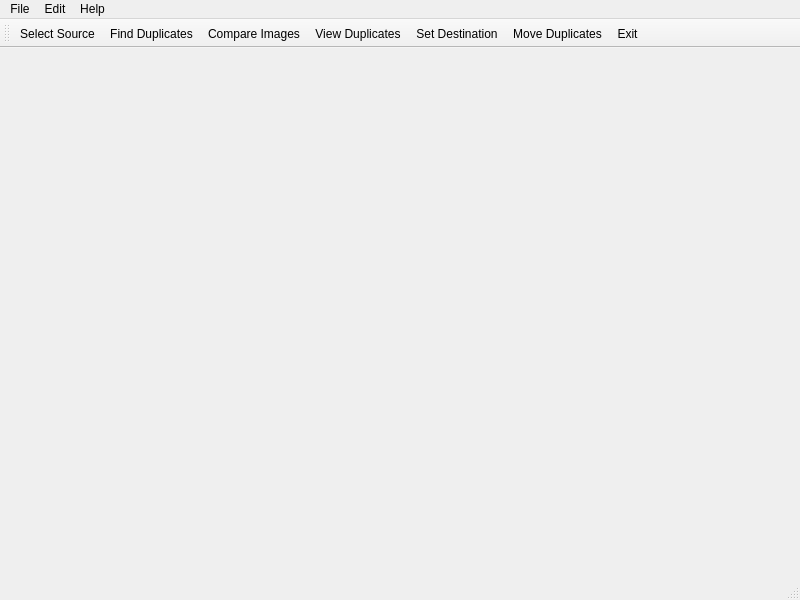
jdcreedon/filegrunt, file src/MainWindow.ui: the form before one commit.
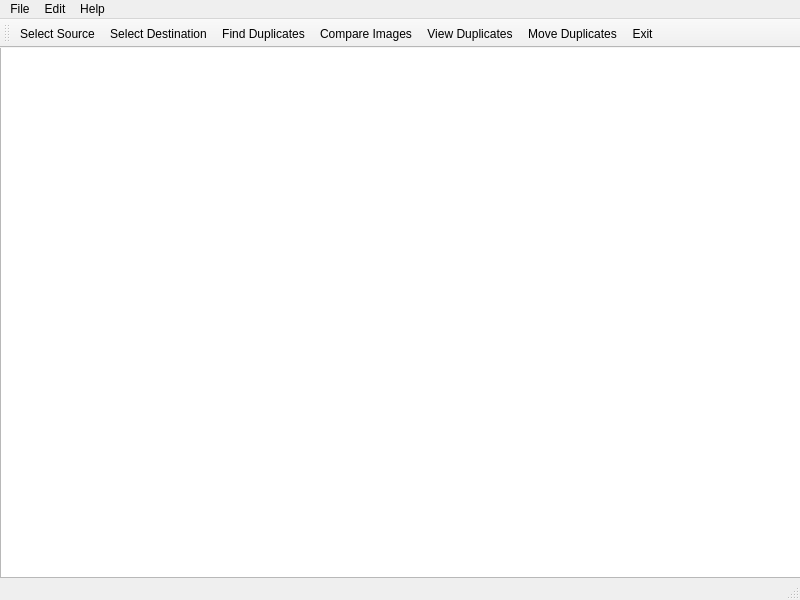
The form after the commit.

Diff of the .ui file:
```diff
--- a/src/MainWindow.ui
+++ b/src/MainWindow.ui
@@ -13,7 +13,18 @@
   <property name="windowTitle">
    <string>FileGrunt</string>
   </property>
-  <widget class="QWidget" name="centralwidget"/>
+  <widget class="QWidget" name="centralwidget">
+   <widget class="QPlainTextEdit" name="MWplainTextEdit">
+    <property name="geometry">
+     <rect>
+      <x>0</x>
+      <y>-1</y>
+      <width>801</width>
+      <height>531</height>
+     </rect>
+    </property>
+   </widget>
+  </widget>
   <widget class="QMenuBar" name="menubar">
    <property name="geometry">
     <rect>
@@ -70,10 +81,10 @@
     <bool>false</bool>
    </attribute>
    <addaction name="actionSelect_Source"/>
+   <addaction name="actionSet_Destination"/>
    <addaction name="actionFind_Duplicates"/>
    <addaction name="actionCompare_Images"/>
    <addaction name="actionView_Duplicates"/>
-   <addaction name="actionSet_Destination"/>
    <addaction name="actionMove_Duplicates"/>
    <addaction name="actionExit"/>
   </widget>
@@ -128,7 +139,7 @@
   </action>
   <action name="actionSet_Destination">
    <property name="text">
-    <string>Set Destination</string>
+    <string>Select Destination</string>
    </property>
   </action>
  </widget>
```
